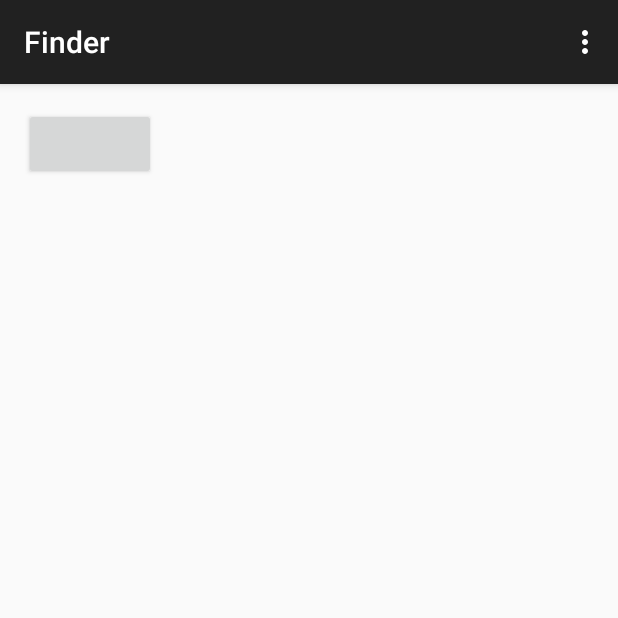
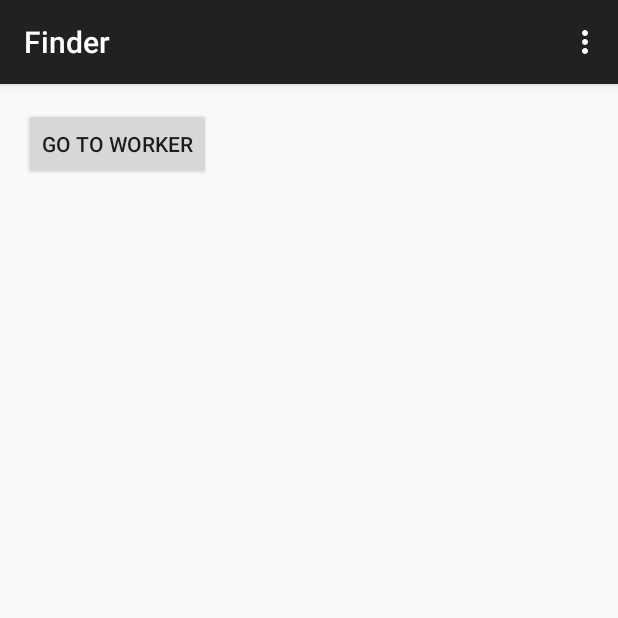
Before and after one commit to 0x2539/Edison-Champions, an Android app: the screen it shows after launch (MainActivity), on a phone screen of 412 x 824 dp, the top half of it. Run offline under Robolectric (Android 15) with nearby library versions, the phone set to English and light mode, and no system bars.

Commit message:
button name

```diff
--- a/android/Finder/app/src/main/res/layout/activity_main.xml
+++ b/android/Finder/app/src/main/res/layout/activity_main.xml
@@ -8,7 +8,8 @@
     <Button
         android:id="@+id/worker_activity_button"
         android:layout_width="wrap_content"
-        android:layout_height="wrap_content" />
+        android:layout_height="wrap_content"
+        android:text="go to worker"/>
 
 
 </RelativeLayout>
```
Also changed, not shown: 1 other file.
